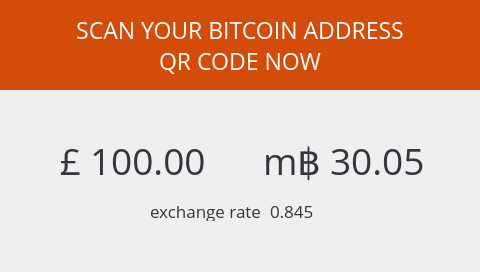
This is xbterminal/gui/ui.ui in alexykot/xbterminal-firmware as Qt 5 draws it before an edit. The edited form follows.
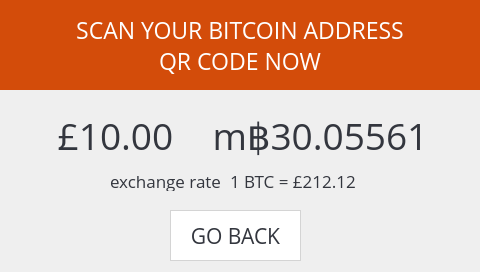
This is the edited form. The open tabs and pages were chosen to show the change.

Commit message: Add 'go back' button to withdraw_scan screen

```diff
--- a/xbterminal/gui/ui.ui
+++ b/xbterminal/gui/ui.ui
@@ -1363,10 +1363,10 @@
     <widget class="QLabel" name="wscan_btc_amount_lbl">
      <property name="geometry">
       <rect>
-       <x>330</x>
-       <y>140</y>
-       <width>141</width>
-       <height>41</height>
+       <x>200</x>
+       <y>110</y>
+       <width>241</width>
+       <height>51</height>
       </rect>
      </property>
      <property name="font">
@@ -1380,72 +1380,17 @@
 color: #33363e;</string>
      </property>
      <property name="text">
-      <string>30.05</string>
+      <string>m฿30.05561</string>
      </property>
      <property name="alignment">
-      <set>Qt::AlignLeading|Qt::AlignLeft|Qt::AlignVCenter</set>
-     </property>
-    </widget>
-    <widget class="QLabel" name="wscan_btc_lbl">
-     <property name="geometry">
-      <rect>
-       <x>250</x>
-       <y>140</y>
-       <width>71</width>
-       <height>41</height>
-      </rect>
-     </property>
-     <property name="font">
-      <font>
-       <family>Open Sans</family>
-       <pointsize>28</pointsize>
-      </font>
-     </property>
-     <property name="styleSheet">
-      <string notr="true">background: none;
-color: #33363e;</string>
-     </property>
-     <property name="text">
-      <string>m฿</string>
-     </property>
-     <property name="alignment">
-      <set>Qt::AlignRight|Qt::AlignTrailing|Qt::AlignVCenter</set>
-     </property>
-    </widget>
-    <widget class="QLabel" name="wscan_currency_lbl">
-     <property name="geometry">
-      <rect>
-       <x>30</x>
-       <y>140</y>
-       <width>51</width>
-       <height>41</height>
-      </rect>
-     </property>
-     <property name="font">
-      <font>
-       <family>Open Sans</family>
-       <pointsize>28</pointsize>
-       <weight>50</weight>
-       <italic>false</italic>
-       <bold>false</bold>
-      </font>
-     </property>
-     <property name="styleSheet">
-      <string notr="true">background: none;
-color: #33363e;</string>
-     </property>
-     <property name="text">
-      <string>£</string>
-     </property>
-     <property name="alignment">
-      <set>Qt::AlignRight|Qt::AlignTrailing|Qt::AlignVCenter</set>
+      <set>Qt::AlignCenter</set>
      </property>
     </widget>
     <widget class="QLabel" name="wscan_xrate_amount_lbl">
      <property name="geometry">
       <rect>
-       <x>270</x>
-       <y>200</y>
+       <x>230</x>
+       <y>170</y>
        <width>141</width>
        <height>21</height>
       </rect>
@@ -1461,14 +1406,14 @@
 color: #33363e;</string>
      </property>
      <property name="text">
-      <string>0.845</string>
+      <string>1 BTC = £212.12</string>
      </property>
     </widget>
     <widget class="QLabel" name="wscan_xrate_lbl">
      <property name="geometry">
       <rect>
-       <x>100</x>
-       <y>200</y>
+       <x>60</x>
+       <y>170</y>
        <width>161</width>
        <height>21</height>
       </rect>
@@ -1493,10 +1438,10 @@
     <widget class="QLabel" name="wscan_fiat_amount_lbl">
      <property name="geometry">
       <rect>
-       <x>90</x>
-       <y>140</y>
-       <width>151</width>
-       <height>41</height>
+       <x>30</x>
+       <y>110</y>
+       <width>171</width>
+       <height>51</height>
       </rect>
      </property>
      <property name="font">
@@ -1510,10 +1455,10 @@
 color: #33363e;</string>
      </property>
      <property name="text">
-      <string>100.00</string>
+      <string>£10.00</string>
      </property>
      <property name="alignment">
-      <set>Qt::AlignLeading|Qt::AlignLeft|Qt::AlignVCenter</set>
+      <set>Qt::AlignCenter</set>
      </property>
     </widget>
     <widget class="QLabel" name="wscan_tip_lbl">
@@ -1547,6 +1492,32 @@
       <set>Qt::AlignCenter</set>
      </property>
     </widget>
+    <widget class="QPushButton" name="wscan_goback_btn">
+     <property name="geometry">
+      <rect>
+       <x>170</x>
+       <y>210</y>
+       <width>131</width>
+       <height>51</height>
+      </rect>
+     </property>
+     <property name="font">
+      <font>
+       <family>Open Sans</family>
+       <pointsize>16</pointsize>
+      </font>
+     </property>
+     <property name="styleSheet">
+      <string notr="true">background: #fff;
+border-width: 1px;
+border-style: solid;
+border-color: #d4d4d4;
+color: #33363e;</string>
+     </property>
+     <property name="text">
+      <string>GO BACK</string>
+     </property>
+    </widget>
    </widget>
    <widget class="QWidget" name="withdraw_confirm_scrn">
     <widget class="QLabel" name="wconfirm_address_h_lbl">
```
The commit also changes 3 other files.
